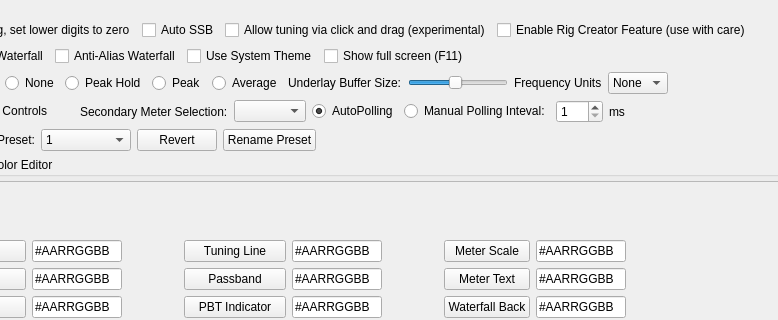
First picture: the form in settingswidget.ui, repository adecarolis/wfweb, before the edit; both pictures show x 259 to 1037 and y 0 to 320 of the 1118 by 561 pixel window.
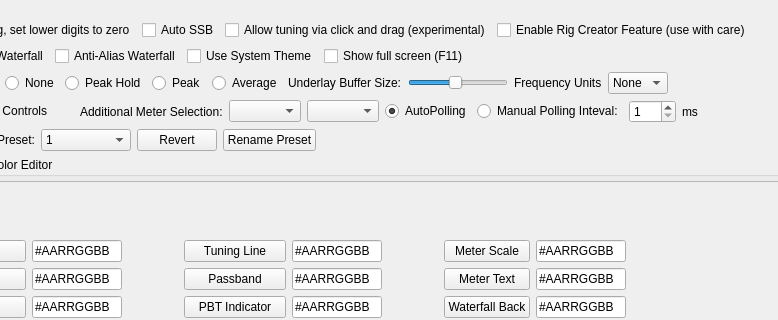
Second picture: the form after the edit. The open tabs and pages were chosen to show the change. Custom widgets are drawn as their Qt base class.

What changed in the file:
```diff
--- a/settingswidget.ui
+++ b/settingswidget.ui
@@ -1052,13 +1052,16 @@
            <item>
             <widget class="QLabel" name="secondaryMeterSelectionLabel">
              <property name="text">
-              <string>Secondary Meter Selection:</string>
+              <string>Additional Meter Selection:</string>
              </property>
             </widget>
            </item>
            <item>
             <widget class="QComboBox" name="meter2selectionCombo"/>
            </item>
+           <item>
+            <widget class="QComboBox" name="meter3selectionCombo"/>
+           </item>
            <item>
             <widget class="QRadioButton" name="autoPollBtn">
              <property name="toolTip">
```
Left out of the diff: 6 changed lines with no effect on the pictures.
